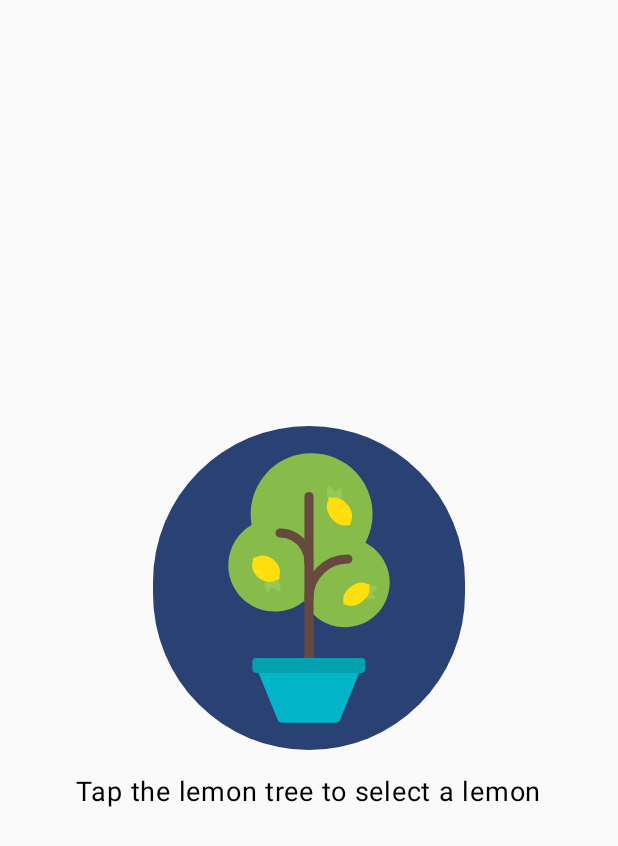
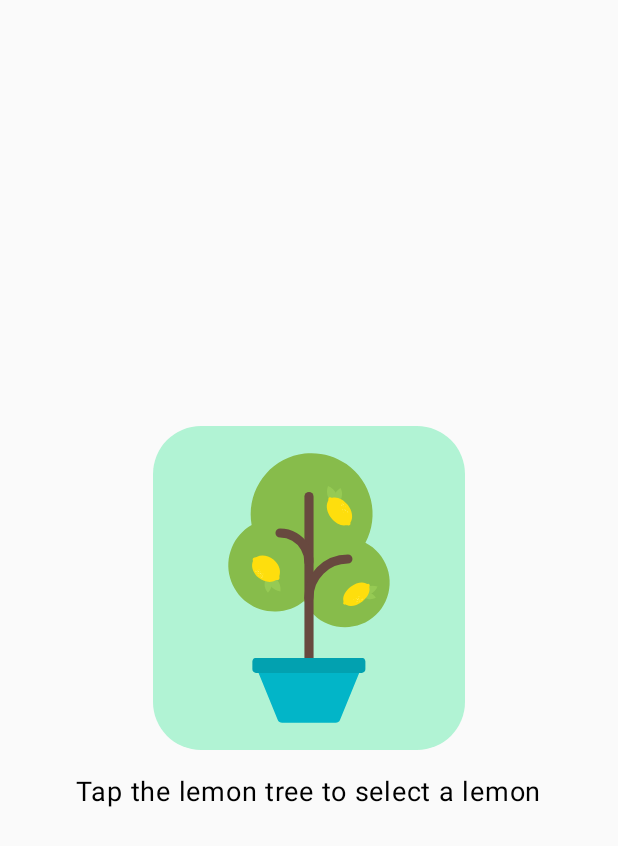
Before and after one commit to nnmoip/Lemonade, an Android app built with Jetpack Compose: the screen it shows after launch (MainActivity), on a phone screen of 412 x 824 dp. Shown: the top 846 px of the screen. Run offline under Robolectric (Android 15) with nearby library versions, the light colour scheme and no system bars.

Commit message:
Styles du bouton pour coller à l'image démo

```diff
--- a/app/src/main/java/com/example/lemonade/MainActivity.kt
+++ b/app/src/main/java/com/example/lemonade/MainActivity.kt
@@ -3,6 +3,7 @@ package com.example.lemonade
 import android.os.Bundle
 import androidx.activity.ComponentActivity
 import androidx.activity.compose.setContent
+import androidx.compose.foundation.BorderStroke
 import androidx.compose.foundation.Image
 import androidx.compose.foundation.background
 import androidx.compose.foundation.layout.Column
@@ -16,6 +17,7 @@ import androidx.compose.foundation.layout.wrapContentSize
 import androidx.compose.foundation.shape.CircleShape
 import androidx.compose.foundation.shape.RoundedCornerShape
 import androidx.compose.material3.Button
+import androidx.compose.material3.ButtonDefaults
 import androidx.compose.material3.MaterialTheme
 import androidx.compose.material3.Surface
 import androidx.compose.material3.Text
@@ -72,10 +74,12 @@ fun LemonadePage(painterImage: Painter, imageDesc: String, instructions: String,
     ) {
         Button(
             onClick = { /*TODO*/ },
+            shape = RoundedCornerShape(32.dp),
+            colors = ButtonDefaults.outlinedButtonColors(Color(0xFFB1F3D4))
         ) {
             Image(
                 painter = painterImage,
-                contentDescription = imageDesc
+                contentDescription = imageDesc,
             )
         }
         Spacer(modifier = Modifier.height(16.dp))
```
